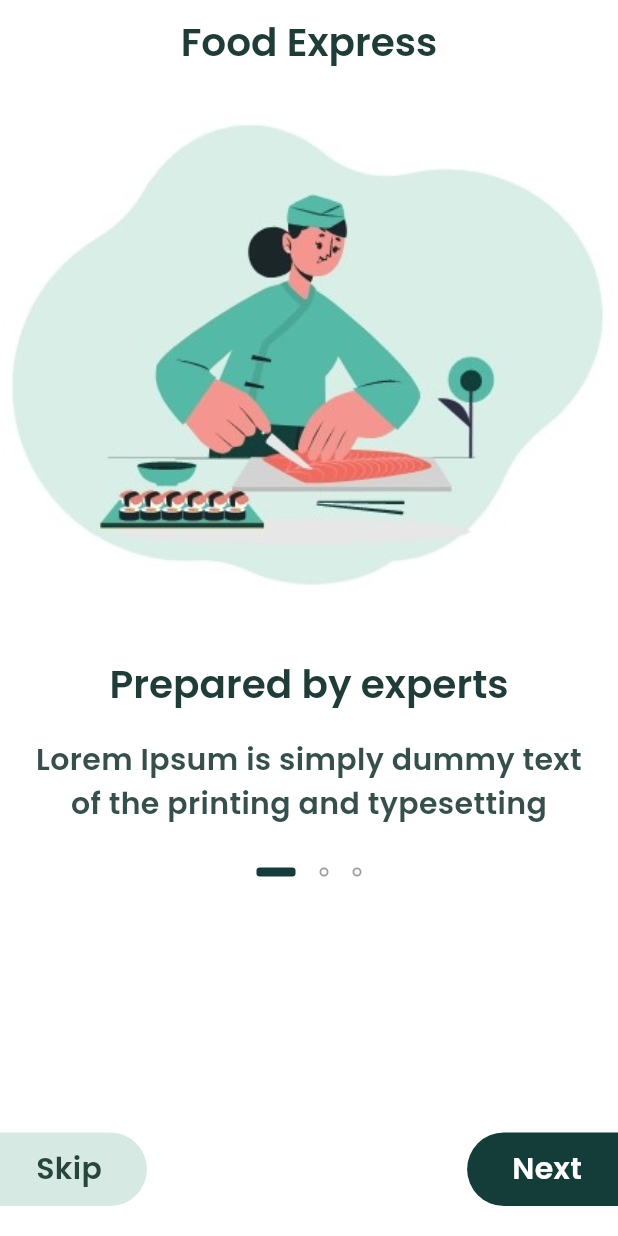
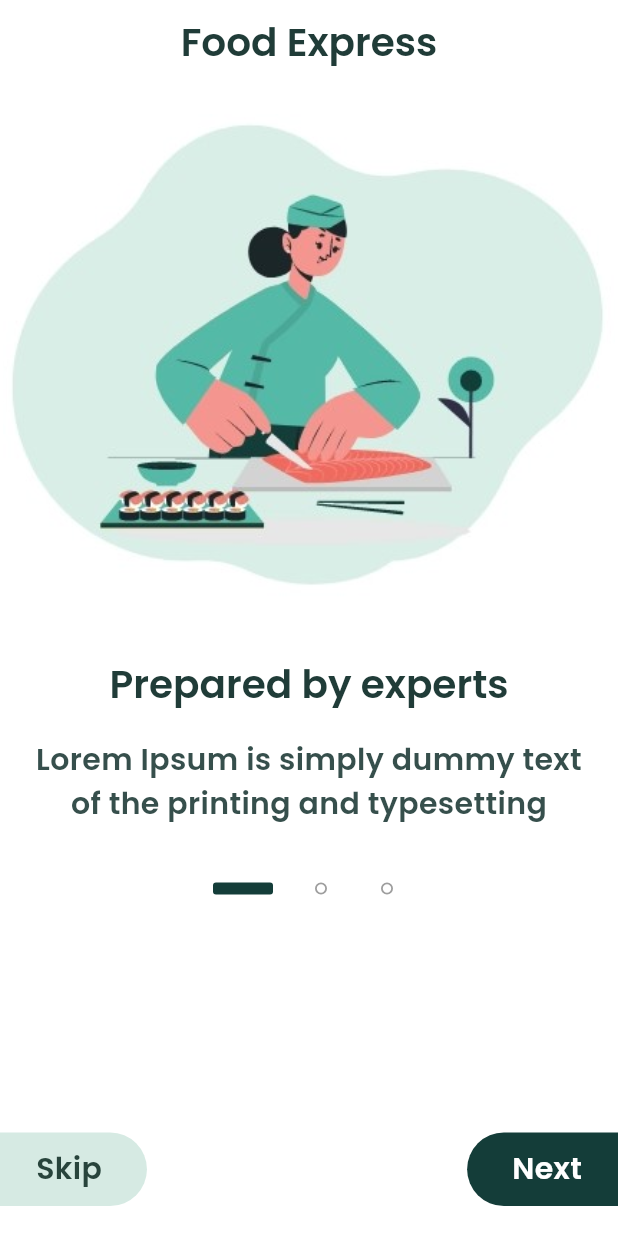
Before and after one commit to Zimil-Patel/AdvFlutterCh1, a Flutter app: the screen it shows after launch, on a phone screen of 412 x 824 dp. Run offline on Flutter 3.47's test engine with Material 3 defaults, Android fonts, the phone set to English and light mode, and no system bars; our stand-ins replace getwidget, google_fonts, shared_preferences.

Commit message:
30-04-2024

```diff
--- a/lib/intro using shared preferences/screens/intro screen/view/components/index_indicator.dart
+++ b/lib/intro using shared preferences/screens/intro screen/view/components/index_indicator.dart
@@ -1,3 +1,4 @@
+import 'package:flutter/cupertino.dart';
 import 'package:flutter/material.dart';
 import 'package:provider/provider.dart';
 
@@ -17,36 +18,36 @@ class IndexIndicator extends StatelessWidget {
       children: [
         ...List.generate(
           introList.length,
-          (index) => Padding(
-            padding: const EdgeInsets.all(8.0),
-            child: index ==
+          (index) => index ==
                   Provider.of<IntroScreenProvider>(context, listen: true)
                       .getIndex()
               ? TweenAnimationBuilder(
                   duration: const Duration(milliseconds: 200),
-                    tween: Tween<double>(begin: 8, end: 26),
+                  tween: Tween<double>(begin: 8, end: 40),
                   builder:
                       (BuildContext context, double value, Widget? child) =>
                           Container(
-                      height: 6,
+                    height: 8,
                     width: value,
+                    margin: const EdgeInsets.symmetric(horizontal: 10),
                     decoration: BoxDecoration(
                       color: primaryColor,
                       borderRadius: BorderRadius.circular(2),
                     ),
                   ),
                 )
-                : GestureDetector(
-                  onTap: () {
-                    Provider.of<IntroScreenProvider>(context, listen: false).setIntroStackIndex(index);
+              : CupertinoButton(
+                  padding: EdgeInsets.zero,
+                  onPressed: () {
+                    Provider.of<IntroScreenProvider>(context, listen: false)
+                        .setIntroStackIndex(index);
                   },
                   child: Container(
-                    height: 6,
-                    width: 6,
+                    height: 8,
+                    width: 8,
                     decoration: BoxDecoration(
                         shape: BoxShape.circle,
                         border: Border.all(color: Colors.grey, width: 1.2)),
-                  ),
                   ),
                 ),
         ),
--- a/lib/main.dart
+++ b/lib/main.dart
@@ -1,14 +1,11 @@
-import 'package:adv_flutter_ch1/counter%20app%20using%20provider/counter_app.dart';
 import 'package:adv_flutter_ch1/counter%20app%20using%20provider/screens/provider/counter_provider.dart';
 import 'package:adv_flutter_ch1/intro%20using%20shared%20preferences/intro_using_shared_preferences.dart';
 import 'package:adv_flutter_ch1/intro%20using%20shared%20preferences/screens/intro%20screen/provider/intro_screen_provider.dart';
-import 'package:adv_flutter_ch1/switch%20theme%20using%20provider/provider_theme_switch.dart';
 import 'package:adv_flutter_ch1/switch%20theme%20using%20provider/screens/main%20screen/provider/theme_provider.dart';
 import 'package:flutter/material.dart';
 import 'package:provider/provider.dart';
 
 // Applications List
-
 //1. GlobalApp()
 //2. StepperApp()
 //3. ThemeSwitchUsingProvider()
```
Also changed, not shown: 1 other file. Lines whose indentation alone changed are shown as unchanged.
